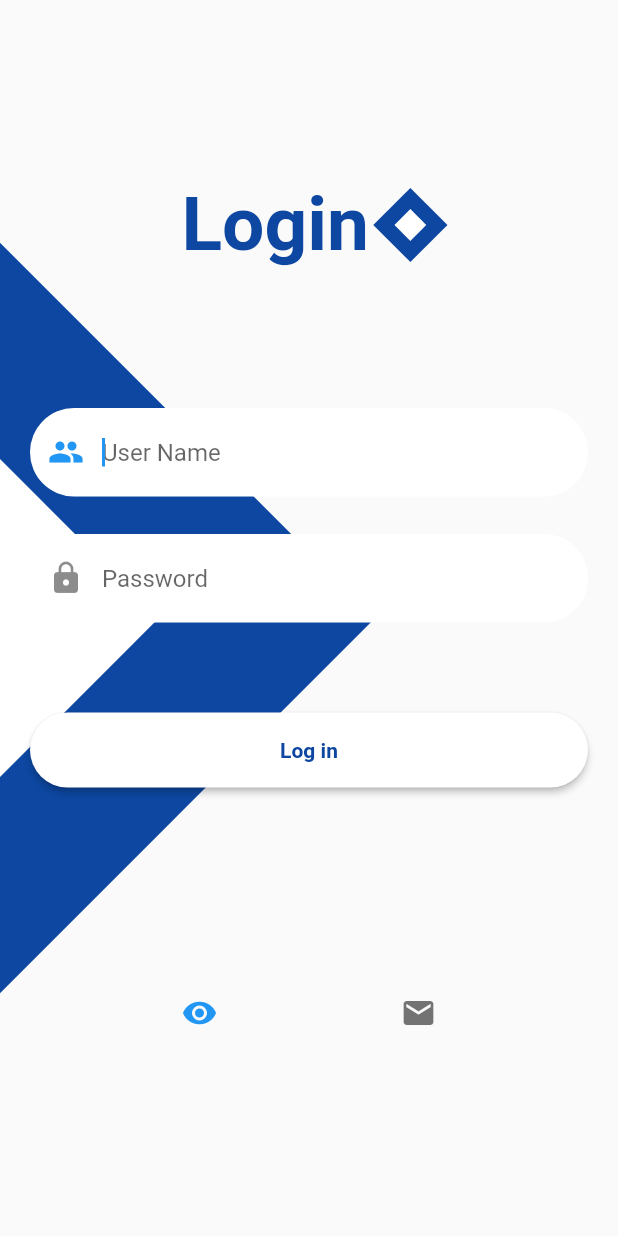
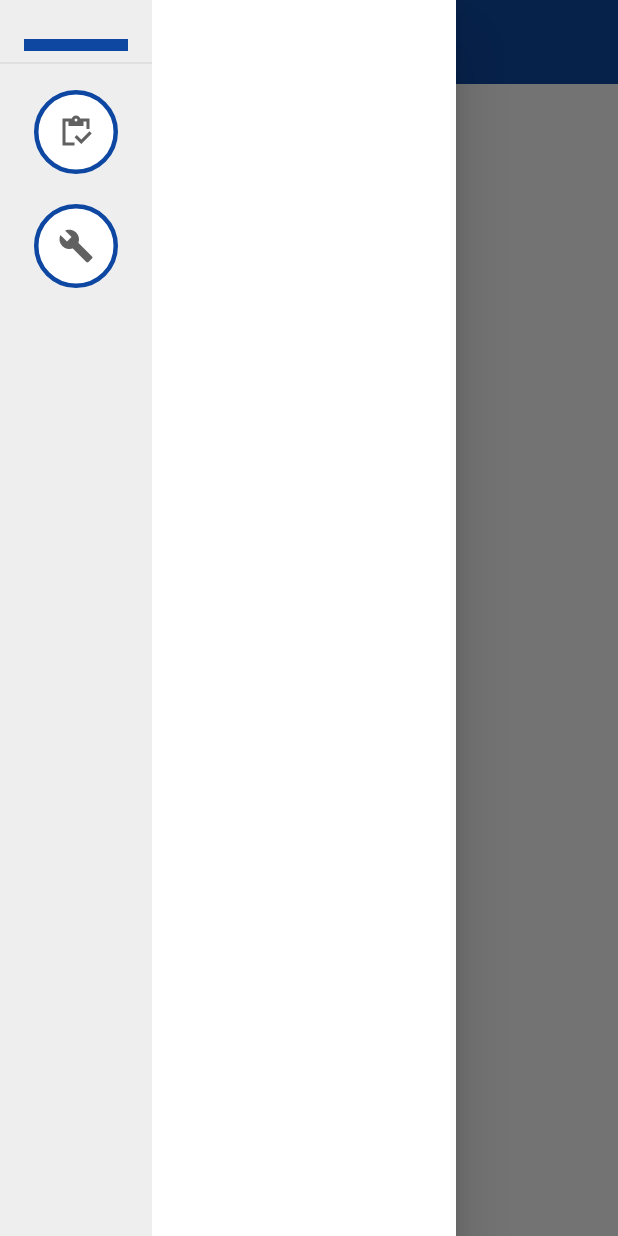
Before and after one commit to tecnologyboy/MechanicTechServices, a Flutter app: the screen it shows after launch, with the side drawer open (before the commit the screen has no drawer), on a phone screen of 412 x 824 dp. Run offline on Flutter 3.47's test engine with Material 2 defaults, Android fonts, the phone set to English and light mode, and no system bars.

Commit message:
Home Screen y se inicio el drawer

```diff
--- a/lib/routes/app_routes.dart
+++ b/lib/routes/app_routes.dart
@@ -4,10 +4,10 @@ import 'package:mdg_services_order/screens/login_Screen.dart';
 
 //TODO: Crear el menu de la manera avanzada cuando vayamos a adicionar iconos
 class AppRoutes {
-  static const String initialRoute = 'login';
+  static String initialRoute = HomeScreen.routeName;
 
   static Map<String, Widget Function(BuildContext)> routes = {
-    'home': (BuildContext context) => const HomeScreen(),
-    'login': (BuildContext context) => const LoginScreen(),
+    HomeScreen.routeName: (BuildContext context) => const HomeScreen(),
+    LoginScreen.routeName: (BuildContext context) => const LoginScreen(),
   };
 }
--- a/lib/screens/home_screen.dart
+++ b/lib/screens/home_screen.dart
@@ -1,14 +1,23 @@
 import 'package:flutter/material.dart';
+import 'package:mdg_services_order/themes/app_theme.dart';
+import '../widgets/widgets.dart';
 
 class HomeScreen extends StatelessWidget {
   const HomeScreen({
     super.key,
   });
 
+  static String routeName = 'home';
+
   @override
   Widget build(BuildContext context) {
     return Scaffold(
-      body: Center(
+      appBar: AppBar(
+        title: const Text('Services Order'),
+        backgroundColor: AppTheme.primary,
+      ),
+      drawer: const LeftAppbarMenu(),
+      body: const SizedBox(
         child: Text('Home Screen'),
       ),
     );
--- a/lib/screens/login_Screen.dart
+++ b/lib/screens/login_Screen.dart
@@ -6,6 +6,8 @@ import 'package:mdg_services_order/widgets/widgets.dart';
 
 class LoginScreen extends StatelessWidget {
   const LoginScreen({super.key});
+
+  static String routeName = 'login';
 
   @override
   Widget build(BuildContext context) {
@@ -160,13 +162,13 @@ class _LoginForm extends StatelessWidget {
     final GlobalKey<FormState> loginFormKey = GlobalKey<FormState>();
 
     final Map<String, String> loginFormValue = {
-      'username': 'lperez',
-      'password': '123456',
-      'rememberme': 'true'
+      'username': '',
+      'password': '',
+      'rememberme': 'false'
     };
 
     return Center(
-      child: Container(
+      child: SizedBox(
         height: 700,
         width: double.infinity,
         child: Padding(
@@ -180,21 +182,19 @@ class _LoginForm extends StatelessWidget {
                       height: 200,
                     ),
                     CustomInputField(
-                      //labelText: 'User',
                       hintText: 'User Name',
                       inputtype: TextInputType.name,
                       formProperty: 'username',
                       formValues: loginFormValue,
-                      prefixIcon: Icons.people,
                     ),
                     const SizedBox(
                       height: 25,
                     ),
                     CustomInputField(
-                      //labelText: 'User',
                       hintText: 'Password',
+                      obscureText: true,
                       inputtype: TextInputType.name,
-                      formProperty: 'Password',
+                      formProperty: 'password',
                       formValues: loginFormValue,
                       prefixIcon: Icons.lock,
                     ),
@@ -202,7 +202,18 @@ class _LoginForm extends StatelessWidget {
                       height: 60,
                     ),
                     ElevatedButton(
-                      onPressed: () => print('Usuario no valido'),
+                      onPressed: () {
+                        if (loginFormValue['username'] == 'lperez' &&
+                            loginFormValue['password'] == '123456') {
+                          print('autenticacado correcto');
+
+                          Navigator.pushReplacementNamed(context, 'home');
+                        } else {
+                          print('Usuario o password Incorrecto');
+                        }
+
+                        print(loginFormValue);
+                      },
                       child: SizedBox(
                         width: double.infinity,
                         height: 50,
--- a/lib/themes/app_theme.dart
+++ b/lib/themes/app_theme.dart
@@ -29,5 +29,5 @@ class AppTheme {
           shape: const StadiumBorder(),
         ),
       ),
-  );
+      appBarTheme: AppBarTheme(elevation: 0, backgroundColor: primary));
 }
--- /dev/null
+++ b/lib/widgets/left_appbar_menu.dart
@@ -0,0 +1,87 @@
+import 'package:flutter/material.dart';
+import 'package:mdg_services_order/themes/app_theme.dart';
+
+class LeftAppbarMenu extends StatelessWidget {
+  const LeftAppbarMenu({
+    super.key,
+  });
+
+  @override
+  Widget build(BuildContext context) {
+    return Drawer(
+        child: SizedBox(
+      height: double.infinity,
+      child: Row(
+        children: [
+          _menuModules(),
+          Expanded(
+            flex: 8,
+            child: Container(
+              color: Colors.white,
+            ),
+          ),
+        ],
+      ),
+    ));
+  }
+
+  Expanded _menuModules() {
+    return Expanded(
+      flex: 4,
+      child: Container(
+        padding: const EdgeInsets.only(top: 10, bottom: 10),
+        color: Colors.grey.shade200,
+        height: double.infinity,
+        child: Column(
+          children: [
+            SizedBox(
+              height: 40,
+              child: DrawerHeader(
+                  child: Container(
+                color: AppTheme.primary,
+                height: double.infinity,
+                width: double.infinity,
+              )),
+            ),
+            Padding(
+              padding: const EdgeInsets.only(top: 10, bottom: 10),
+              child: FloatingActionButton(
+                backgroundColor: Colors.white,
+                focusColor: AppTheme.primary,
+                elevation: 0,
+                shape: RoundedRectangleBorder(
+                    side: BorderSide(width: 3, color: AppTheme.primary),
+                    borderRadius: BorderRadius.circular(100)),
+                child: Icon(
+                  Icons.inventory_sharp,
+                  color: Colors.grey.shade700,
+                ),
+                onPressed: () {
+                  print('Inventory');
+                },
+              ),
+            ),
+            Padding(
+              padding: const EdgeInsets.only(top: 10, bottom: 10),
+              child: FloatingActionButton(
+                backgroundColor: Colors.white,
+                focusColor: AppTheme.primary,
+                elevation: 0,
+                shape: RoundedRectangleBorder(
+                    side: BorderSide(width: 3, color: AppTheme.primary),
+                    borderRadius: BorderRadius.circular(100)),
+                child: Icon(
+                  Icons.build,
+                  color: Colors.grey.shade700,
+                ),
+                onPressed: () {
+                  print('Services Order');
+                },
+              ),
+            ),
+          ],
+        ),
+      ),
+    );
+  }
+}
--- a/lib/widgets/widgets.dart
+++ b/lib/widgets/widgets.dart
@@ -1,2 +1,3 @@
 export 'package:mdg_services_order/widgets/custom_input_field.dart';
+export 'package:mdg_services_order/widgets/left_appbar_menu.dart';
 export 'package:mdg_services_order/widgets/login_NavigationBar.dart';
```
Lines whose indentation alone changed are shown as unchanged.
